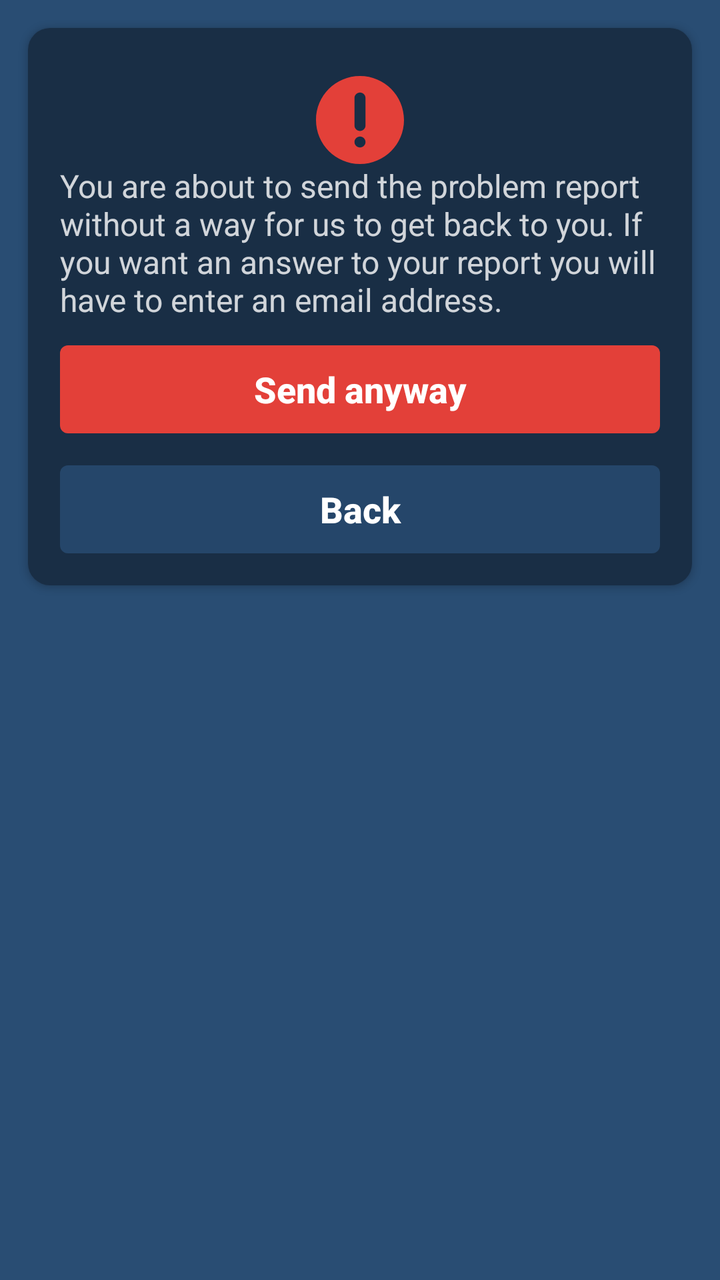
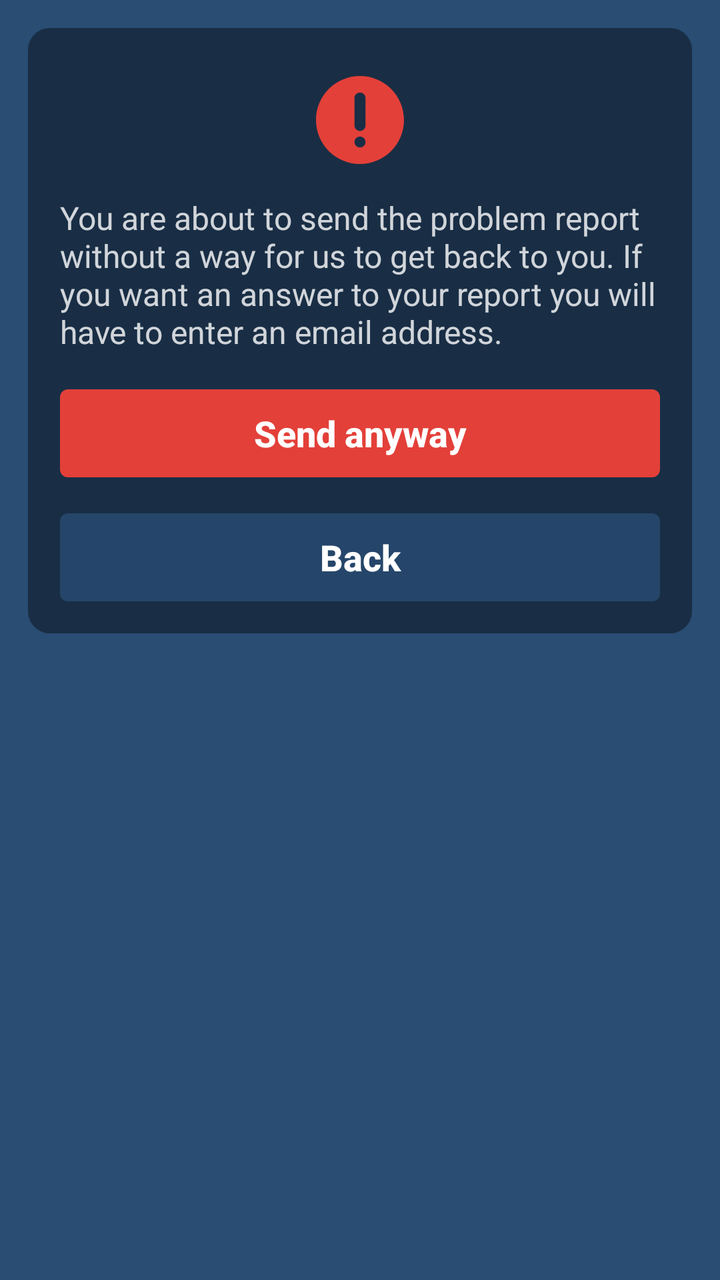

Before-and-after screenshots of an Android layout around one commit, followed by the original layout XML and the change that was made.
<!-- AndroidManifest.xml: application theme AppTheme -->
<!-- res/layout/confirm_no_email.xml -->
<ScrollView xmlns:android="http://schemas.android.com/apk/res/android"
            android:layout_width="wrap_content"
            android:layout_height="wrap_content"
            android:scrollbars="none">
    <LinearLayout android:layout_width="wrap_content"
                  android:layout_height="wrap_content"
                  android:padding="30dp"
                  android:background="@drawable/dialog_background"
                  android:orientation="vertical"
                  android:gravity="left"
                  android:elevation="2dp">
        <ImageView android:layout_width="44dp"
                   android:layout_height="44dp"
                   android:layout_marginTop="8dp"
                   android:layout_gravity="center"
                   android:src="@drawable/icon_alert" />
        <TextView android:layout_width="wrap_content"
                  android:layout_height="wrap_content"
                  android:layout_weight="0"
                  android:layout_marginBottom="12dp"
                  android:textColor="@color/white80"
                  android:textSize="@dimen/text_medium"
                  android:text="@string/confirm_no_email" />
        <Button android:id="@+id/send_button"
                android:text="@string/send_anyway"
                style="@style/RedButton" />
        <Button android:id="@+id/back_button"
                android:layout_marginTop="16dp"
                android:text="@string/back"
                style="@style/BlueButton" />
    </LinearLayout>
</ScrollView>
<!-- resources referenced by this layout -->
<resources>
  <color name="white80">#CCFFFFFF</color>
  <dimen name="text_medium">16sp</dimen>
  <!-- drawable dialog_background (drawable) -->
  <?xml version="1.0" encoding="utf-8"?>
  <inset xmlns:android="http://schemas.android.com/apk/res/android"
         android:insetTop="@dimen/dialog_margin"
         android:insetLeft="@dimen/dialog_margin"
         android:insetRight="@dimen/dialog_margin"
         android:insetBottom="@dimen/dialog_margin">
      <shape android:shape="rectangle">
          <corners android:radius="11dp" />
          <solid android:color="@color/darkBlue" />
      </shape>
  </inset>
  <string name="back">Back</string>
  <string name="confirm_no_email">You are about to send the problem report without a way for us
      to get back to you. If you want an answer to your report you will have to enter an email
      address.</string>
  <string name="send_anyway">Send anyway</string>
  <style name="BlueButton" parent="Button">
          <item name="android:background">@drawable/blue_button_background</item>
      </style>
  <style name="RedButton" parent="Button">
          <item name="android:background">@drawable/red_button_background</item>
      </style>
  <style name="AppTheme" parent="Theme.AppCompat.NoActionBar">
          <item name="colorPrimary">@color/colorPrimary</item>
          <item name="android:windowBackground">@color/blue</item>
      </style>
  <dimen name="dialog_margin">14dp</dimen>
  <color name="darkBlue">#192E45</color>
  <style name="Button" parent="Widget.AppCompat.Button.Borderless">
          <item name="android:layout_height">@dimen/normal_button_height</item>
          <item name="android:layout_width">match_parent</item>
          <item name="android:paddingTop">0dp</item>
          <item name="android:paddingBottom">0dp</item>
          <item name="android:textAllCaps">false</item>
          <item name="android:textColor">@color/white</item>
          <item name="android:textSize">@dimen/text_medium_plus</item>
          <item name="android:textStyle">bold</item>
      </style>
  <!-- drawable blue_button_background (drawable) -->
  <?xml version="1.0" encoding="utf-8"?>
  <selector xmlns:android="http://schemas.android.com/apk/res/android">
      <item android:state_pressed="false">
          <shape android:shape="rectangle">
              <corners android:radius="4dp" />
              <solid android:color="@color/blue80" />
          </shape>
      </item>
      <item android:state_pressed="true">
          <shape android:shape="rectangle">
              <corners android:radius="4dp" />
              <solid android:color="@color/blue60" />
          </shape>
      </item>
  </selector>
  <!-- drawable red_button_background (drawable) -->
  <?xml version="1.0" encoding="utf-8"?>
  <selector xmlns:android="http://schemas.android.com/apk/res/android">
      <item android:state_pressed="false">
          <shape android:shape="rectangle">
              <corners android:radius="4dp" />
              <solid android:color="@color/red" />
          </shape>
      </item>
      <item android:state_pressed="true">
          <shape android:shape="rectangle">
              <corners android:radius="4dp" />
              <solid android:color="@color/red95" />
          </shape>
      </item>
  </selector>
  <color name="colorPrimary">#294D73</color>
  <color name="blue">#294D73</color>
  <dimen name="normal_button_height">44dp</dimen>
  <color name="white">#FFFFFF</color>
  <dimen name="text_medium_plus">18sp</dimen>
  <color name="blue80">#CC294D73</color>
  <color name="blue60">#99294D73</color>
  <color name="red">#FFE34039</color>
  <color name="red95">#F2E34039</color>
  <!-- unchanged entries left out for length: 1 -->
</resources>

<!-- the commit's change to res/layout/confirm_no_email.xml (unified diff, before → after) -->
@@ -17,15 +17,15 @@
         <TextView android:layout_width="wrap_content"
                   android:layout_height="wrap_content"
                   android:layout_weight="0"
-                  android:layout_marginBottom="12dp"
+                  android:layout_marginTop="16dp"
                   android:textColor="@color/white80"
                   android:textSize="@dimen/text_medium"
                   android:text="@string/confirm_no_email" />
         <Button android:id="@+id/send_button"
+                android:layout_marginVertical="@dimen/button_separation"
                 android:text="@string/send_anyway"
                 style="@style/RedButton" />
         <Button android:id="@+id/back_button"
-                android:layout_marginTop="16dp"
                 android:text="@string/back"
                 style="@style/BlueButton" />
     </LinearLayout>
<!-- resource entries referenced after the edit -->
@@ -1,6 +1,7 @@
 <!-- resources referenced by this layout -->
 <resources>
   <color name="white80">#CCFFFFFF</color>
+  <dimen name="button_separation">18dp</dimen>
   <dimen name="text_medium">16sp</dimen>
   <!-- drawable dialog_background (drawable) -->
   <?xml version="1.0" encoding="utf-8"?>
